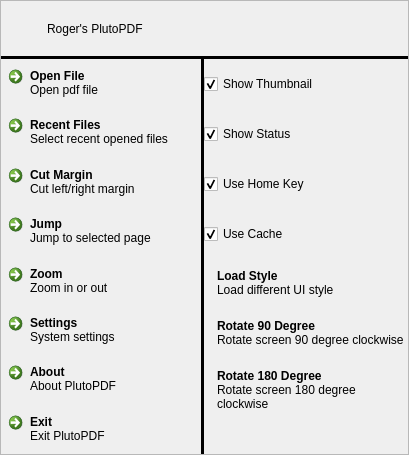
The window that src/pdf/PDFMenu.ui (jemyzhang/pluto-hades) describes before a commit, drawn with Qt 5.
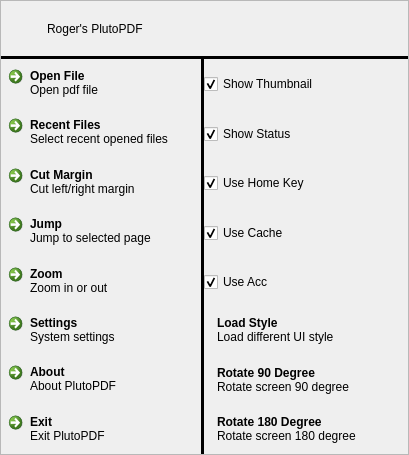
The same window after the commit. The open tabs and pages were chosen to show the change. Icons and pictures are not drawn. Custom widgets are drawn as their Qt base class.

```diff
--- a/src/pdf/PDFMenu.ui
+++ b/src/pdf/PDFMenu.ui
@@ -1346,6 +1346,22 @@
               </property>
              </widget>
             </item>
+            <item>
+             <widget class="QCheckBox" name="m2UseAcc">
+              <property name="minimumSize">
+               <size>
+                <width>0</width>
+                <height>50</height>
+               </size>
+              </property>
+              <property name="text">
+               <string>Use Acc</string>
+              </property>
+              <property name="checked">
+               <bool>true</bool>
+              </property>
+             </widget>
+            </item>
             <item>
              <widget class="QCommandLinkButton" name="m2Style">
               <property name="minimumSize">
@@ -1386,7 +1402,7 @@
                </size>
               </property>
               <property name="description">
-               <string>Rotate screen 90 degree clockwise</string>
+               <string>Rotate screen 90 degree</string>
               </property>
              </widget>
             </item>
@@ -1408,7 +1424,7 @@
                </size>
               </property>
               <property name="description">
-               <string>Rotate screen 180 degree clockwise</string>
+               <string>Rotate screen 180 degree</string>
               </property>
              </widget>
             </item>
```
